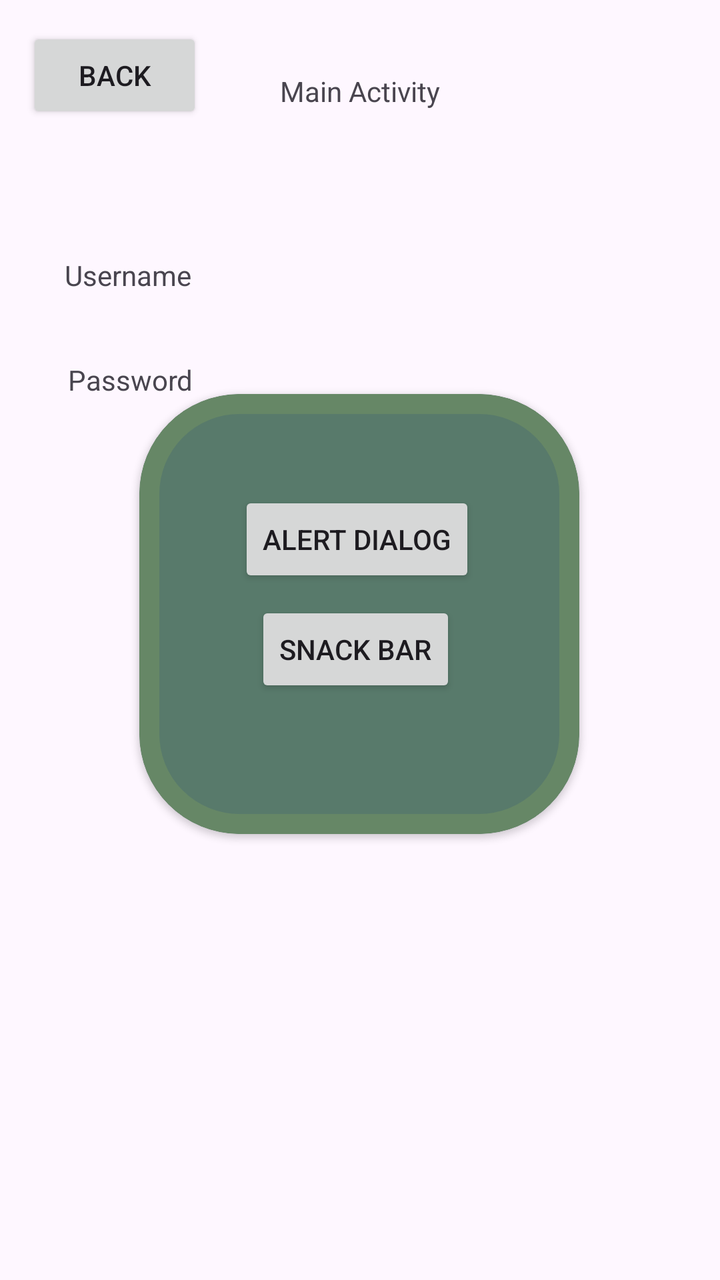
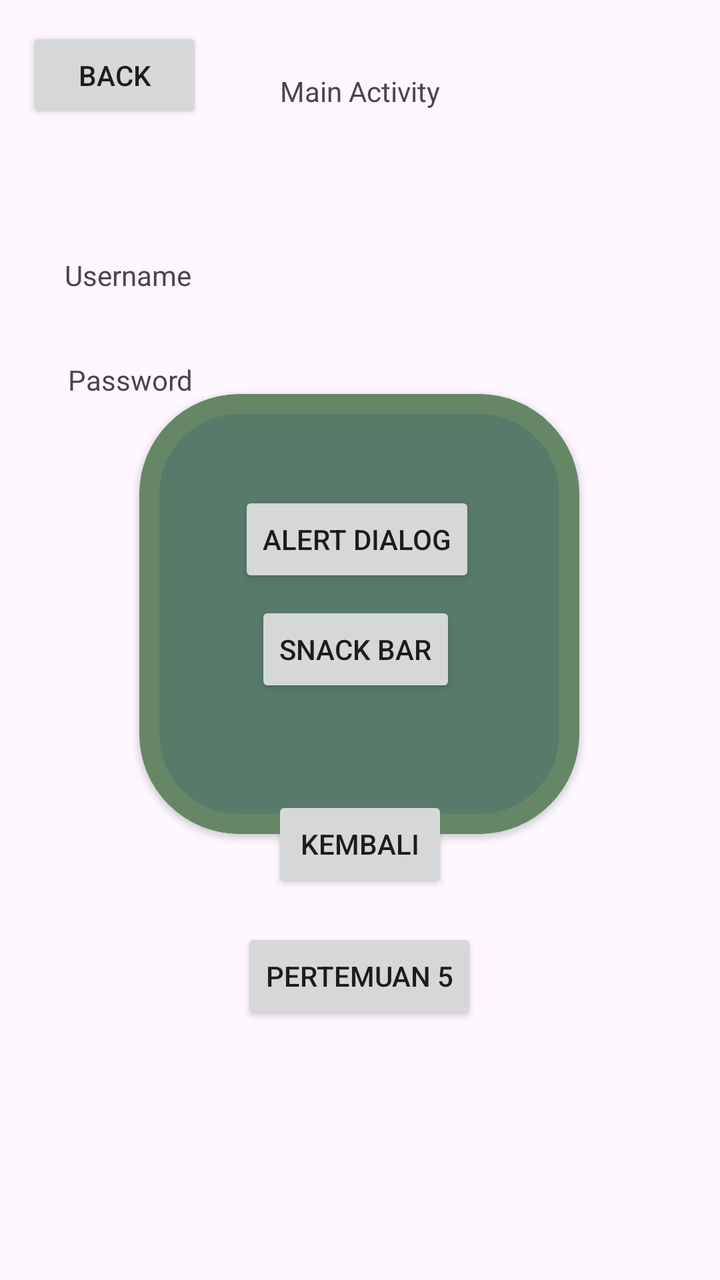

The first picture is an Android layout as it rendered before a commit; the second is the same layout after the commit. The layout source and the unified diff follow.
<!-- AndroidManifest.xml: application theme Theme.Athallarik_3TIB -->
<!-- res/layout/activity_main.xml -->
<?xml version="1.0" encoding="utf-8"?>
<androidx.constraintlayout.widget.ConstraintLayout xmlns:android="http://schemas.android.com/apk/res/android"
    xmlns:app="http://schemas.android.com/apk/res-auto"
    xmlns:tools="http://schemas.android.com/tools"
    android:id="@+id/main"
    android:layout_width="match_parent"
    android:layout_height="match_parent"
    tools:context=".MainActivity">

    <TextView
        android:id="@+id/tvUsername"
        android:layout_width="wrap_content"
        android:layout_height="wrap_content"
        android:layout_marginTop="128dp"
        android:text="Username"
        app:layout_constraintEnd_toEndOf="parent"
        app:layout_constraintHorizontal_bias="0.109"
        app:layout_constraintStart_toStartOf="parent"
        app:layout_constraintTop_toTopOf="parent" />

    <TextView
        android:id="@+id/tvPassword"
        android:layout_width="wrap_content"
        android:layout_height="wrap_content"
        android:text="Password"
        app:layout_constraintBottom_toBottomOf="parent"
        app:layout_constraintEnd_toEndOf="parent"
        app:layout_constraintHorizontal_bias="0.114"
        app:layout_constraintStart_toStartOf="parent"
        app:layout_constraintTop_toBottomOf="@+id/tvUsername"
        app:layout_constraintVertical_bias="0.07" />

    <TextView
        android:id="@+id/tvTitle"
        android:layout_width="wrap_content"
        android:layout_height="wrap_content"
        android:text="Main Activity"
        app:layout_constraintBottom_toBottomOf="parent"
        app:layout_constraintEnd_toEndOf="parent"
        app:layout_constraintStart_toStartOf="parent"
        app:layout_constraintTop_toTopOf="parent"
        app:layout_constraintVertical_bias="0.058" />


    <com.google.android.material.card.MaterialCardView
        android:layout_width="220dp"
        android:layout_height="220dp"
        app:cardBackgroundColor="@color/green"
        app:cardCornerRadius="50dp"
        app:cardElevation="2dp"
        app:layout_constraintBottom_toBottomOf="parent"
        app:layout_constraintEnd_toEndOf="parent"
        app:layout_constraintHorizontal_bias="0.497"
        app:layout_constraintStart_toStartOf="parent"
        app:layout_constraintTop_toTopOf="parent"
        app:layout_constraintVertical_bias="0.469"
        app:strokeColor="#668766"
        app:strokeWidth="10dp">

        <androidx.constraintlayout.widget.ConstraintLayout
            android:layout_width="match_parent"
            android:layout_height="match_parent"
            android:layout_margin="10dp">


            <Button
                android:id="@+id/btnSnack"
                android:layout_width="wrap_content"
                android:layout_height="wrap_content"
                android:text="Snack Bar"
                app:layout_constraintBottom_toBottomOf="parent"
                app:layout_constraintEnd_toEndOf="parent"
                app:layout_constraintHorizontal_bias="0.481"
                app:layout_constraintStart_toStartOf="parent"
                app:layout_constraintTop_toTopOf="parent"
                app:layout_constraintVertical_bias="0.616" />

            <Button
                android:id="@+id/btnAlert"
                android:layout_width="wrap_content"
                android:layout_height="wrap_content"
                android:text="Alert Dialog"
                app:layout_constraintBottom_toBottomOf="parent"
                app:layout_constraintEnd_toEndOf="parent"
                app:layout_constraintHorizontal_bias="0.484"
                app:layout_constraintStart_toStartOf="parent"
                app:layout_constraintTop_toTopOf="parent"
                app:layout_constraintVertical_bias="0.255" />
        </androidx.constraintlayout.widget.ConstraintLayout>


    </com.google.android.material.card.MaterialCardView>

    <Button
        android:id="@+id/btnBck"
        android:layout_width="wrap_content"
        android:layout_height="wrap_content"
        android:text="Back"
        app:layout_constraintBottom_toBottomOf="parent"
        app:layout_constraintEnd_toEndOf="parent"
        app:layout_constraintHorizontal_bias="0.049"
        app:layout_constraintStart_toStartOf="parent"
        app:layout_constraintTop_toTopOf="parent"
        app:layout_constraintVertical_bias="0.023" />
</androidx.constraintlayout.widget.ConstraintLayout>
<!-- resources referenced by this layout -->
<resources>
  <color name="green">#587A6B</color>
  <style name="Theme.Athallarik_3TIB" parent="Base.Theme.Athallarik_3TIB" />
  <style name="Base.Theme.Athallarik_3TIB" parent="Theme.Material3.DayNight.NoActionBar">
          
          
      </style>
</resources>

<!-- the commit's change to res/layout/activity_main.xml (unified diff, before → after) -->
@@ -102,4 +102,27 @@
         app:layout_constraintStart_toStartOf="parent"
         app:layout_constraintTop_toTopOf="parent"
         app:layout_constraintVertical_bias="0.023" />
+
+    <Button
+        android:id="@+id/btnToLima"
+        android:layout_width="wrap_content"
+        android:layout_height="wrap_content"
+        android:layout_marginBottom="128dp"
+        android:text="Pertemuan 5"
+        app:layout_constraintBottom_toBottomOf="parent"
+        app:layout_constraintEnd_toEndOf="parent"
+        app:layout_constraintHorizontal_bias="0.498"
+        app:layout_constraintStart_toStartOf="parent" />
+
+    <Button
+        android:id="@+id/button2"
+        android:layout_width="wrap_content"
+        android:layout_height="wrap_content"
+        android:layout_marginBottom="18dp"
+        android:text="Kembali"
+        app:layout_constraintBottom_toTopOf="@+id/btnToLima"
+        app:layout_constraintEnd_toEndOf="parent"
+        app:layout_constraintStart_toStartOf="parent" />
+
+
 </androidx.constraintlayout.widget.ConstraintLayout>
